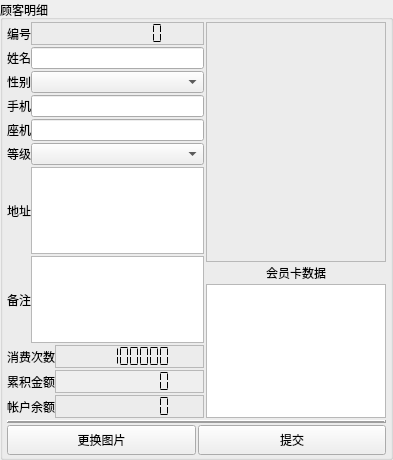
This is cosmetic_src/Customer/CustomerDetailWidget.ui in oaheiw/darwinner as Qt 5 draws it before an edit. The edited form follows.
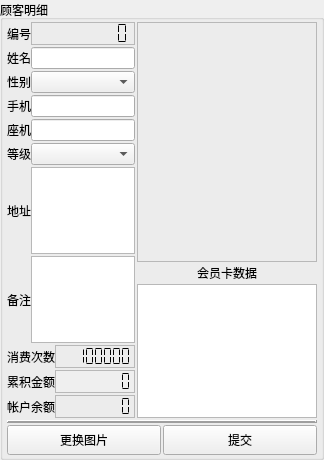
This is the edited form. Icons and pictures are not drawn.

```diff
--- a/cosmetic_src/Customer/CustomerDetailWidget.ui
+++ b/cosmetic_src/Customer/CustomerDetailWidget.ui
@@ -7,7 +7,7 @@
    <rect>
     <x>0</x>
     <y>0</y>
-    <width>393</width>
+    <width>324</width>
     <height>460</height>
    </rect>
   </property>
```
